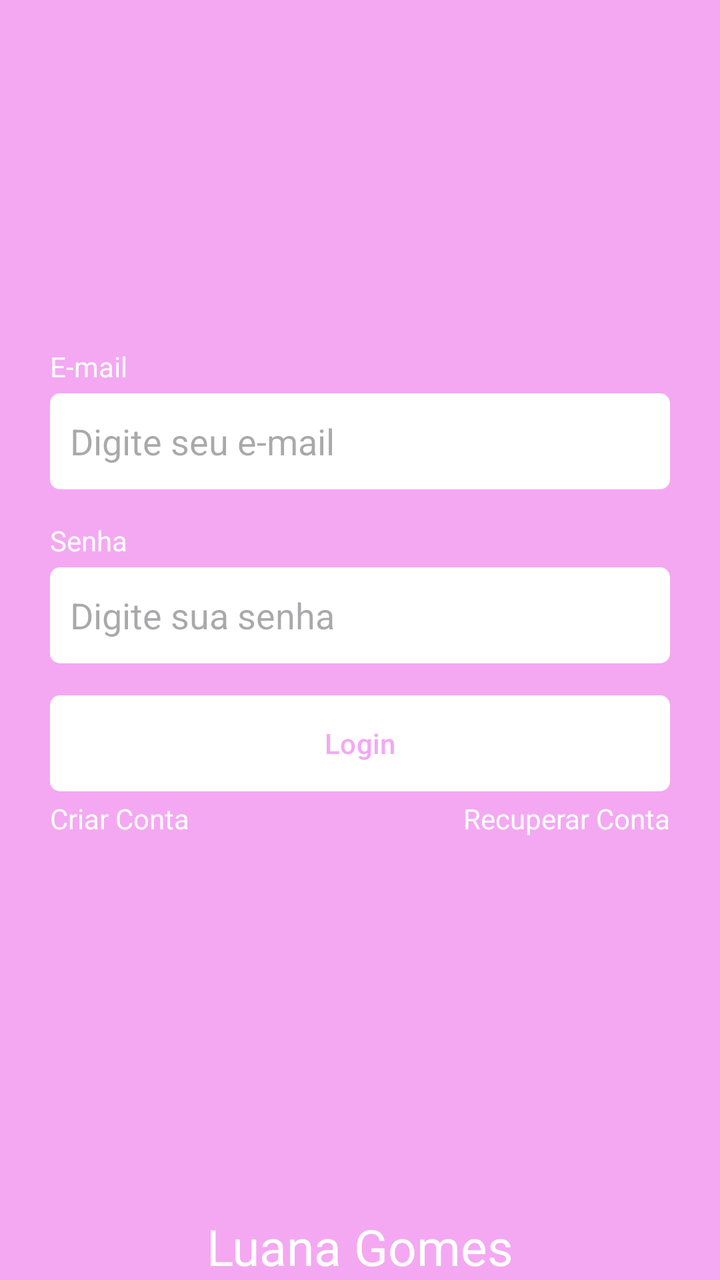
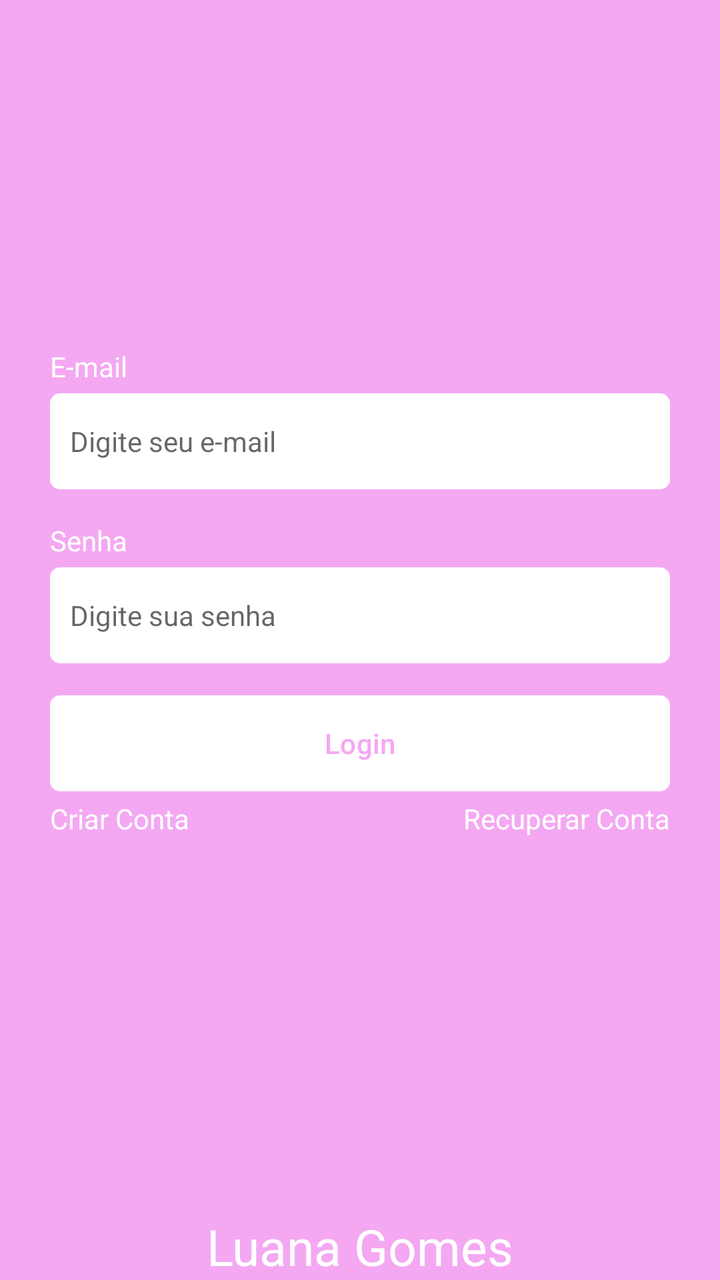

The first picture is an Android layout as it rendered before a commit; the second is the same layout after the commit. The layout source and the unified diff follow.
<!-- AndroidManifest.xml: application theme Theme.Task -->
<!-- res/layout/fragment_login.xml -->
<?xml version="1.0" encoding="utf-8"?>
<androidx.constraintlayout.widget.ConstraintLayout xmlns:android="http://schemas.android.com/apk/res/android"
    xmlns:tools="http://schemas.android.com/tools"
    android:layout_width="match_parent"
    android:layout_height="match_parent"
    xmlns:app="http://schemas.android.com/apk/res-auto"
    tools:context=".ui.auth.LoginFragment"
    android:background="@color/color_default">

    <LinearLayout
        android:id="@+id/linearLayout"
        android:layout_width="0dp"
        android:layout_height="wrap_content"
        app:layout_constraintBottom_toBottomOf="parent"
        app:layout_constraintEnd_toEndOf="parent"
        app:layout_constraintStart_toStartOf="parent"
        app:layout_constraintTop_toTopOf="parent"
        android:orientation="vertical"
        android:layout_marginHorizontal="25dp">

        <TextView
            android:layout_width="wrap_content"
            android:layout_height="wrap_content"
            android:text="E-mail"
            android:textColor="@color/white"/>

        <EditText
            android:layout_width="match_parent"
            android:layout_height="48dp"
            android:hint="Digite seu e-mail"
            android:inputType="textEmailAddress"
            android:padding="10dp"
            android:layout_marginTop="4dp"
            android:background="@drawable/bg_edit_text"/>

        <TextView
            android:layout_width="wrap_content"
            android:layout_height="wrap_content"
            android:text="Senha"
            android:textColor="@color/white"
            android:layout_marginTop="16dp"/>

        <EditText
            android:layout_width="match_parent"
            android:layout_height="48dp"
            android:inputType="textPassword"
            android:hint="Digite sua senha"
            android:padding="10dp"
            android:layout_marginTop="4dp"
            android:background="@drawable/bg_edit_text"/>

        <com.google.android.material.button.MaterialButton
            android:layout_width="match_parent"
            android:layout_height="wrap_content"
            android:text="Login"
            android:id="@+id/buttonLogin"
            android:textColor="@color/color_default"
            app:backgroundTint="@null"
            android:layout_marginTop="16dp"
            android:background="@drawable/bg_btn"/>

        <LinearLayout
            android:layout_width="match_parent"
            android:layout_height="wrap_content"
            android:orientation="horizontal"
            android:layout_marginTop="4dp">

            <TextView
                android:id="@+id/btnRegister"
                android:layout_width="wrap_content"
                android:layout_height="wrap_content"
                android:text="Criar Conta"
                android:layout_weight="1"
                android:textAlignment="textStart"
                android:textColor="@color/white"/>

            <TextView
                android:id="@+id/btnRecover"
                android:layout_width="wrap_content"
                android:layout_height="wrap_content"
                android:text="Recuperar Conta"
                android:layout_weight="1"
                android:textAlignment="textEnd"
                android:textColor="@color/white"/>
        </LinearLayout>

        <ProgressBar
            android:layout_width="wrap_content"
            android:layout_height="wrap_content"
            android:indeterminateTint="@color/white"
            android:layout_gravity="center"
            tools:visibility="visible"
            android:visibility="invisible"/>

    </LinearLayout>

    <TextView
        android:id="@+id/LuanaGomes"
        android:layout_width="wrap_content"
        android:layout_height="wrap_content"
        android:text="Luana Gomes"
        android:textColor="@color/white"
        android:textSize="25sp"
        app:layout_constraintBottom_toBottomOf="parent"
        app:layout_constraintEnd_toEndOf="parent"
        app:layout_constraintStart_toStartOf="parent" />
</androidx.constraintlayout.widget.ConstraintLayout>
<!-- resources referenced by this layout -->
<resources>
  <color name="color_default">#F4A8F2</color>
  <color name="white">#FFFFFFFF</color>
  <!-- drawable bg_btn (drawable) -->
  <?xml version="1.0" encoding="utf-8"?>
  <shape xmlns:android="http://schemas.android.com/apk/res/android"
      android:shape="rectangle">
  
      <solid android:color="@color/white"/>
      <corners android:radius="5dp"/>
  
  </shape>
  <!-- drawable bg_edit_text (drawable) -->
  <?xml version="1.0" encoding="utf-8"?>
  <shape xmlns:android="http://schemas.android.com/apk/res/android"
      android:shape="rectangle">
  
      <solid android:color="@color/white"/>
      <corners android:radius="5dp"/>
  
  </shape>
  <style name="Theme.Task" parent="Base.Theme.Task" />
  <style name="Base.Theme.Task" parent="Theme.Material3.DayNight.NoActionBar">
          
          <item name="colorPrimary">@color/color_default</item>
          <item name="colorPrimaryVariant">@color/color_default</item>
          <item name="android:windowBackground">@color/color_default</item>
  
      </style>
</resources>

<!-- the commit's change to res/layout/fragment_login.xml (unified diff, before → after) -->
@@ -25,8 +25,10 @@
             android:textColor="@color/white"/>
 
         <EditText
+            android:id="@+id/edittextEmail"
             android:layout_width="match_parent"
             android:layout_height="48dp"
+            style="@style/EditTextTheme"
             android:hint="Digite seu e-mail"
             android:inputType="textEmailAddress"
             android:padding="10dp"
@@ -41,8 +43,10 @@
             android:layout_marginTop="16dp"/>
 
         <EditText
+            android:id="@+id/edittextSenha"
             android:layout_width="match_parent"
             android:layout_height="48dp"
+            style="@style/EditTextTheme"
             android:inputType="textPassword"
             android:hint="Digite sua senha"
             android:padding="10dp"
<!-- resource entries referenced after the edit -->
@@ -20,13 +20,17 @@
       <corners android:radius="5dp"/>
   
   </shape>
+  <style name="EditTextTheme" parent="Theme.MaterialComponents.DayNight.NoActionBar">
+          <item name="android:background">@drawable/bg_edit_text</item>
+          <item name="android:padding">16dp</item>
+          <item name="android:textSize">14sp</item>
+      </style>
   <style name="Theme.Task" parent="Base.Theme.Task" />
   <style name="Base.Theme.Task" parent="Theme.Material3.DayNight.NoActionBar">
           
           <item name="colorPrimary">@color/color_default</item>
-          <item name="colorPrimaryVariant">@color/color_default</item>
+          <item name="colorPrimaryVariant">@color/color_default</item> --&gt;
           <item name="android:windowBackground">@color/color_default</item>
-  
       </style>
 </resources>
 
